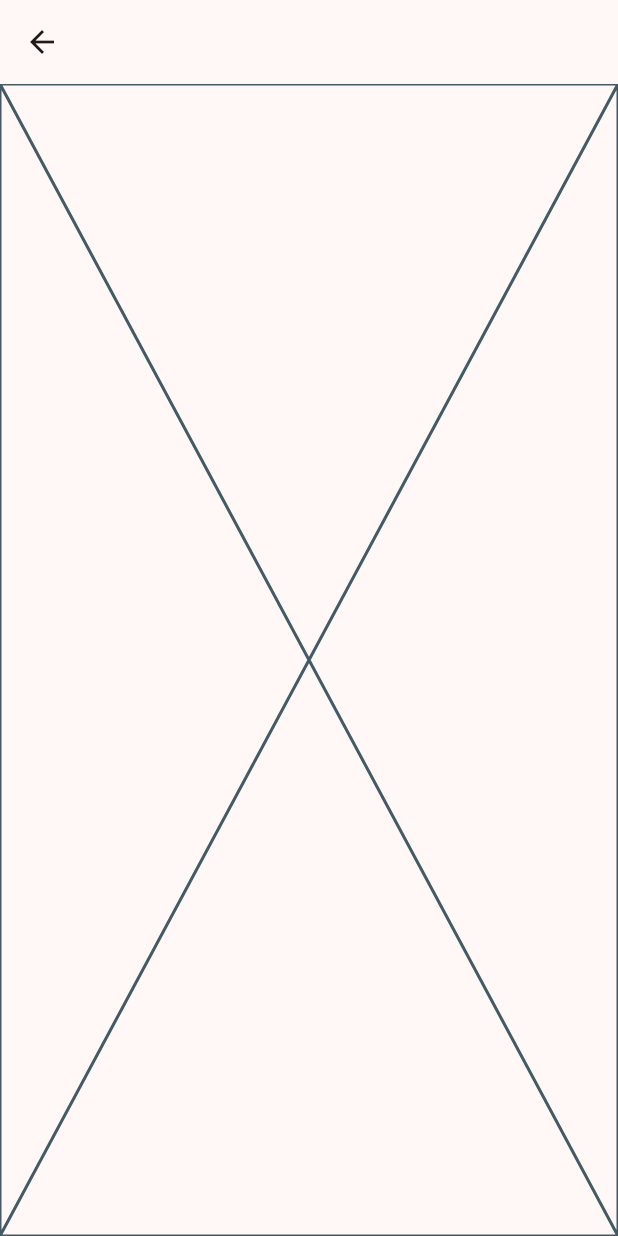
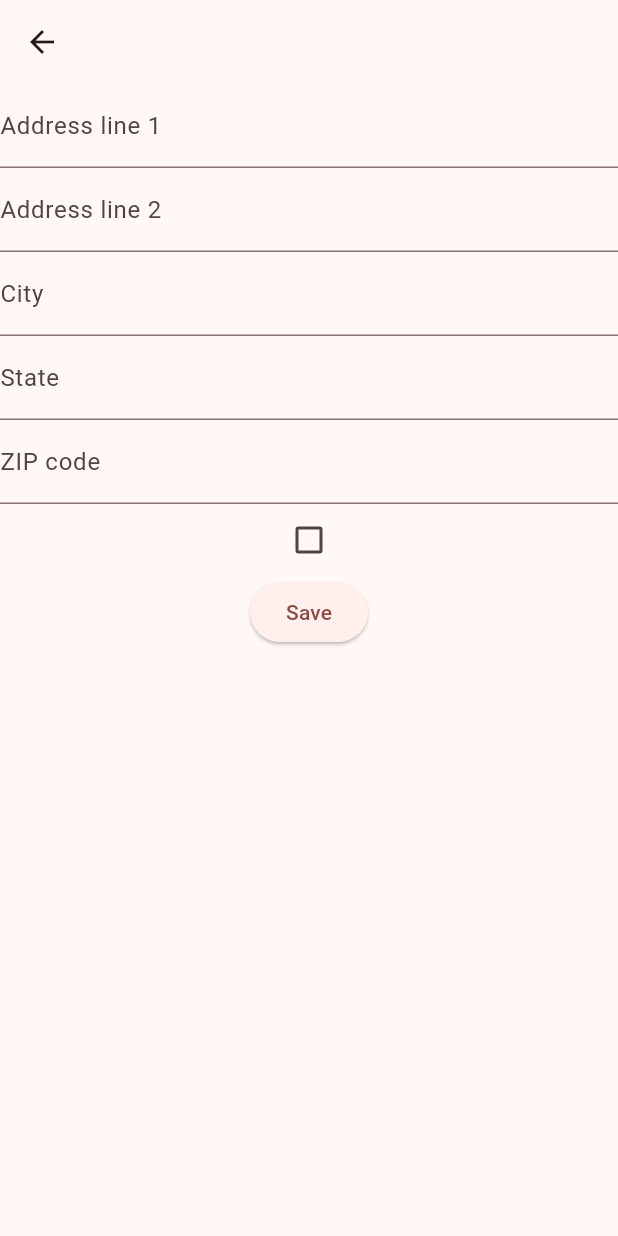
Before and after one commit to tim-spinney/flutter_ecommerce_example, a Flutter app: the ProfilePage screen opened directly, on a phone screen of 412 x 824 dp. Run offline on Flutter 3.47's test engine with Material 3 defaults, Android fonts, the phone set to English and light mode, and no system bars.

Commit message:
added member variables to keep track of form state to address form

```diff
--- a/lib/address_form.dart
+++ b/lib/address_form.dart
@@ -8,8 +8,57 @@ class AddressForm extends StatefulWidget {
 }
 
 class _AddressFormState extends State<AddressForm> {
+  final _line1Controller = TextEditingController();
+  final _line2Controller = TextEditingController();
+
+  final _cityController = TextEditingController();
+
+  final _zipCodeController = TextEditingController();
+
+  bool _isPrimaryAddress = false;
+
+  _onSaveAddress() {
+
+  }
+
   @override
   Widget build(BuildContext context) {
-    return const Placeholder();
+    return Column(
+      children: [
+        TextFormField(
+          decoration: const InputDecoration(labelText: 'Address line 1'),
+          controller: _line1Controller,
+        ), // line 1
+        TextFormField(
+          decoration: const InputDecoration(labelText: 'Address line 2'),
+          controller: _line2Controller,
+        ), // line 2
+        TextFormField(
+          decoration: const InputDecoration(labelText: 'City'),
+          controller: _cityController,
+        ), // city
+        TextFormField(
+          decoration: const InputDecoration(labelText: 'State'),
+        ), // state
+        TextFormField(
+          decoration: const InputDecoration(labelText: 'ZIP code'),
+          controller: _zipCodeController,
+        ), // zip
+        Checkbox(
+          value: _isPrimaryAddress,
+          onChanged: (newValue) {
+            if(newValue != null) {
+              setState(() {
+                _isPrimaryAddress = newValue;
+              });
+            }
+          },
+        ),
+        ElevatedButton(
+          child: const Text('Save'),
+          onPressed: _onSaveAddress,
+        ),
+      ],
+    );
   }
 }
```
